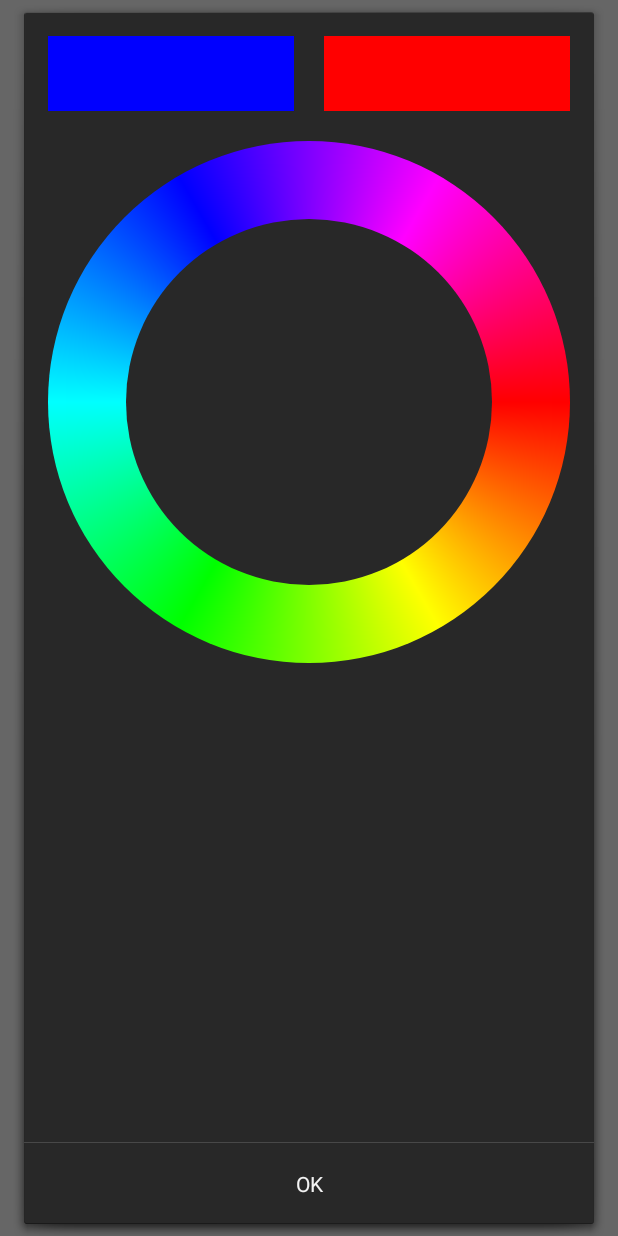
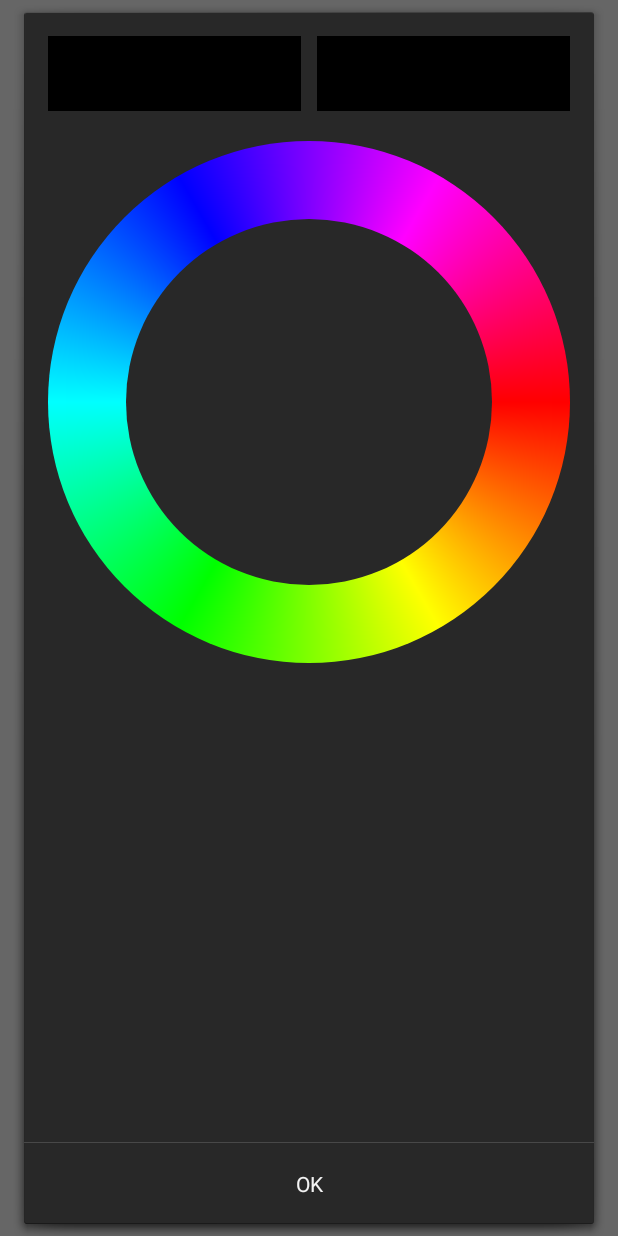
Before and after one commit to krre/AprilBrush-Mobile, an Android app: the screen it shows after launch (MainActivity), after a tap on an icon or button, on a phone screen of 412 x 824 dp. Run offline under Robolectric (Android 15) with nearby library versions, the phone set to English and light mode, and no system bars.

Commit message:
colorpicker: refactoring color patterns

```diff
--- a/AprilBrush/src/main/java/ua/inf/krre/aprilbrush/dialog/ColorDialog.java
+++ b/AprilBrush/src/main/java/ua/inf/krre/aprilbrush/dialog/ColorDialog.java
@@ -7,9 +7,11 @@ import android.content.DialogInterface;
 import android.os.Bundle;
 import android.support.v4.app.DialogFragment;
 import android.view.LayoutInflater;
-import android.widget.LinearLayout;
+import android.widget.ImageView;
+import android.widget.RelativeLayout;
 
 import ua.inf.krre.aprilbrush.R;
+import ua.inf.krre.aprilbrush.logic.BrushEngine;
 
 public class ColorDialog extends DialogFragment {
 
@@ -18,10 +20,18 @@ public class ColorDialog extends DialogFragment {
         Context context = getActivity().getApplicationContext();
 
         LayoutInflater inflater = (LayoutInflater) context.getSystemService(Context.LAYOUT_INFLATER_SERVICE);
-        LinearLayout linearLayout = (LinearLayout) inflater.inflate(R.layout.colorpicker, null);
+        RelativeLayout layout = (RelativeLayout) inflater.inflate(R.layout.colorpicker, null);
+
+        int color = BrushEngine.getInstance().getColor() | 0xFF000000;
+
+        ImageView colorPrevImageView = (ImageView) layout.findViewById(R.id.colorPrevImageView);
+        colorPrevImageView.setBackgroundColor(color);
+
+        ImageView colorNewImageView = (ImageView) layout.findViewById(R.id.colorNewImageView);
+        colorNewImageView.setBackgroundColor(color);
 
         AlertDialog.Builder builder = new AlertDialog.Builder(getActivity());
-        builder.setView(linearLayout);
+        builder.setView(layout);
         builder.setPositiveButton(android.R.string.ok, new DialogInterface.OnClickListener() {
             @Override
             public void onClick(DialogInterface dialog, int which) {
--- a/AprilBrush/src/main/java/ua/inf/krre/aprilbrush/view/ColorPickerView.java
+++ b/AprilBrush/src/main/java/ua/inf/krre/aprilbrush/view/ColorPickerView.java
@@ -20,12 +20,12 @@ public class ColorPickerView extends View {
 
     public ColorPickerView(Context context, AttributeSet attrs) {
         super(context, attrs);
+
     }
 
     @Override
     protected void onSizeChanged(int w, int h, int oldw, int oldh) {
         viewSize = Math.min(w, h);
-
         if (viewSize > 0) {
             createColorRing(viewSize);
         }
--- a/AprilBrush/src/main/res/drawable/rectangle_new.xml
+++ /dev/null
@@ -1,7 +0,0 @@
-<?xml version="1.0" encoding="utf-8"?>
-
-<shape xmlns:android="http://schemas.android.com/apk/res/android"
-    android:shape="rectangle">
-    <solid android:color="#FFFF0000" />
-
-</shape>
--- a/AprilBrush/src/main/res/drawable/rectangle_prev.xml
+++ /dev/null
@@ -1,7 +0,0 @@
-<?xml version="1.0" encoding="utf-8"?>
-
-<shape xmlns:android="http://schemas.android.com/apk/res/android"
-    android:shape="rectangle">
-    <solid android:color="#FF0000FF" />
-
-</shape>
--- a/AprilBrush/src/main/res/layout/colorpicker.xml
+++ b/AprilBrush/src/main/res/layout/colorpicker.xml
@@ -1,36 +1,40 @@
 <?xml version="1.0" encoding="utf-8"?>
 
-<LinearLayout xmlns:android="http://schemas.android.com/apk/res/android"
+<RelativeLayout xmlns:android="http://schemas.android.com/apk/res/android"
     android:layout_width="match_parent"
     android:layout_height="wrap_content"
     android:orientation="vertical"
     android:padding="@dimen/activity_all_margin">
 
-    <LinearLayout
-        android:layout_width="fill_parent"
-        android:layout_height="fill_parent">
+    <View
+        android:id="@+id/fakeView"
+        android:layout_width="0dp"
+        android:layout_height="0dp"
+        android:layout_centerInParent="true" />
 
-        <ImageView
-            android:id="@+id/colorDrawablePrevView"
-            android:layout_width="wrap_content"
-            android:layout_height="50dp"
-            android:layout_marginRight="20dp"
-            android:layout_weight="1"
-            android:src="@drawable/rectangle_prev" />
+    <ImageView
+        android:id="@+id/colorPrevImageView"
+        android:layout_width="match_parent"
+        android:layout_height="50dp"
+        android:layout_marginRight="5dp"
+        android:layout_toLeftOf="@+id/fakeView"
+        android:background="#ff0200" />
 
-        <ImageView
-            android:id="@+id/colorDrawableNewView"
-            android:layout_width="wrap_content"
-            android:layout_height="50dp"
-            android:layout_weight="1"
-            android:src="@drawable/rectangle_new" />
-    </LinearLayout>
+    <ImageView
+        android:id="@+id/colorNewImageView"
+        android:layout_width="match_parent"
+        android:layout_height="50dp"
+        android:layout_alignTop="@+id/colorPrevImageView"
+        android:layout_marginLeft="5dp"
+        android:layout_toRightOf="@+id/colorPrevImageView"
+        android:background="#59ff33" />
 
     <view
         android:id="@+id/colorPickerView"
         class="ua.inf.krre.aprilbrush.view.ColorPickerView"
         android:layout_width="wrap_content"
         android:layout_height="wrap_content"
+        android:layout_below="@+id/colorNewImageView"
         android:layout_marginTop="20dp" />
 
-</LinearLayout>
+</RelativeLayout>
```
